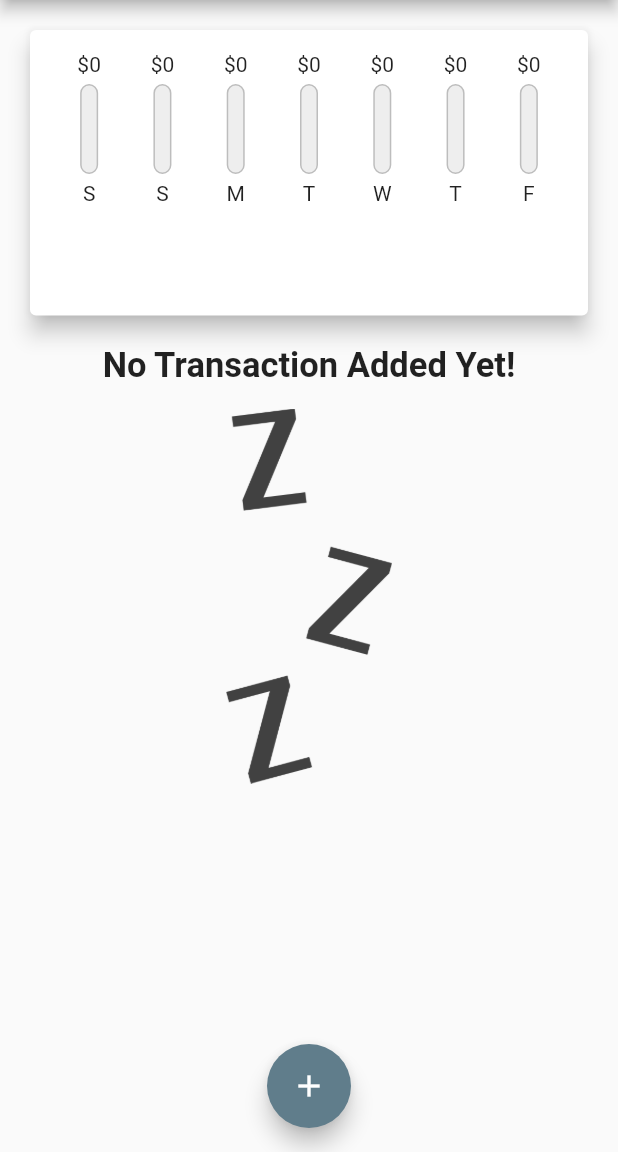
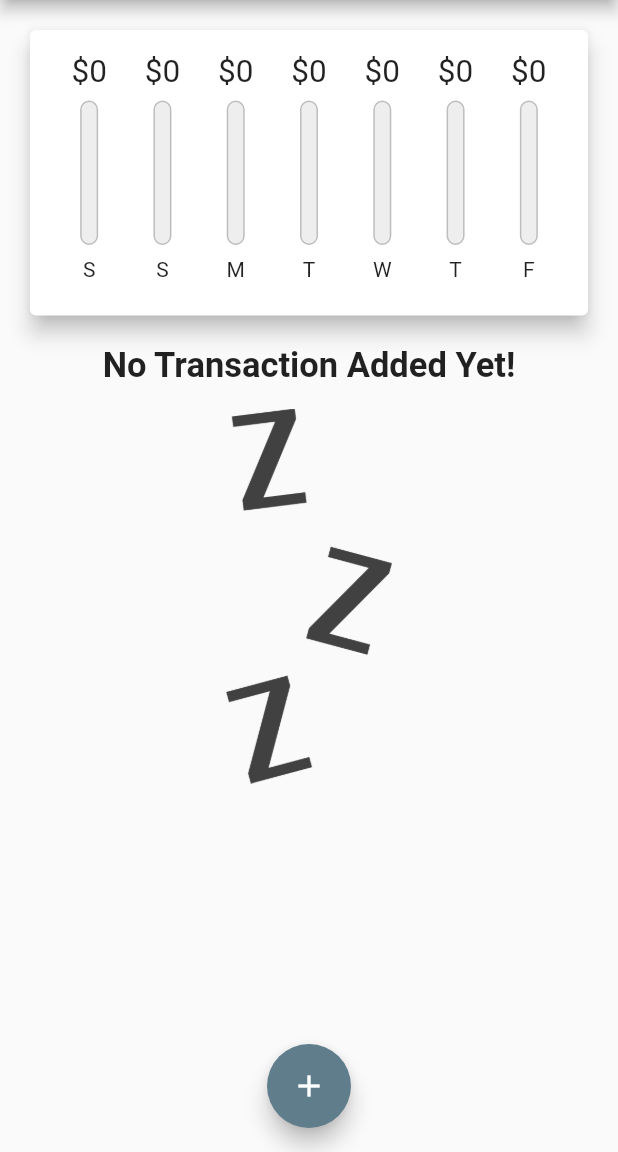
Before and after one commit to LayzeePreneur/Levy, a Flutter app: the screen it shows after launch, on a phone screen of 412 x 824 dp, the part 84-1236 px from its top. Run offline on Flutter 3.47's test engine with Material 2 defaults, Android fonts, the light colour scheme and no system bars.

Commit message:
Fix chartbar's overflow of price

```diff
--- a/lib/widgets/chart.dart
+++ b/lib/widgets/chart.dart
@@ -53,7 +53,9 @@ class Chart extends StatelessWidget {
           child: Row(
             mainAxisAlignment: MainAxisAlignment.spaceAround,
             children: List.generate(7, (index) {
-              return ChartBar(_groupedTransaction[index], _highestSpending);
+              return Expanded(
+                child: ChartBar(_groupedTransaction[index], _highestSpending),
+              );
             }),
           ),
         ),
--- a/lib/widgets/chartbar.dart
+++ b/lib/widgets/chartbar.dart
@@ -8,13 +8,17 @@ class ChartBar extends StatelessWidget {
 
   @override
   Widget build(BuildContext context) {
+    return LayoutBuilder(builder: (context, constraints) {
       return Column(
         children: <Widget>[
-        Text('\$${_txDetails['amount']}'),
-        SizedBox(height: 5),
+          Container(
+            height: constraints.maxHeight * 0.15,
+            child: FittedBox(child: Text('\$${_txDetails['amount']}')),
+          ),
+          SizedBox(height: constraints.maxHeight * 0.05),
           Container(
             width: 12,
-          height: 60,
+            height: constraints.maxHeight * 0.6,
             child: Stack(
               alignment: Alignment.bottomCenter,
               children: <Widget>[
@@ -39,9 +43,13 @@ class ChartBar extends StatelessWidget {
               ],
             ),
           ),
-        SizedBox(height: 5),
-        Text(_txDetails['weekDay']),
+          SizedBox(height: constraints.maxHeight * 0.05),
+          Container(
+            height: constraints.maxHeight * 0.15,
+            child: Text(_txDetails['weekDay']),
+          ),
         ],
       );
+    });
   }
 }
```
Lines whose indentation alone changed are shown as unchanged.
